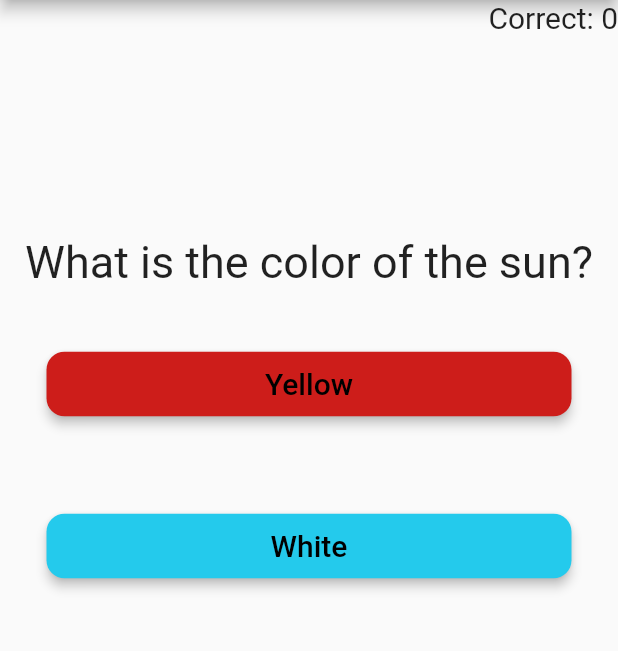
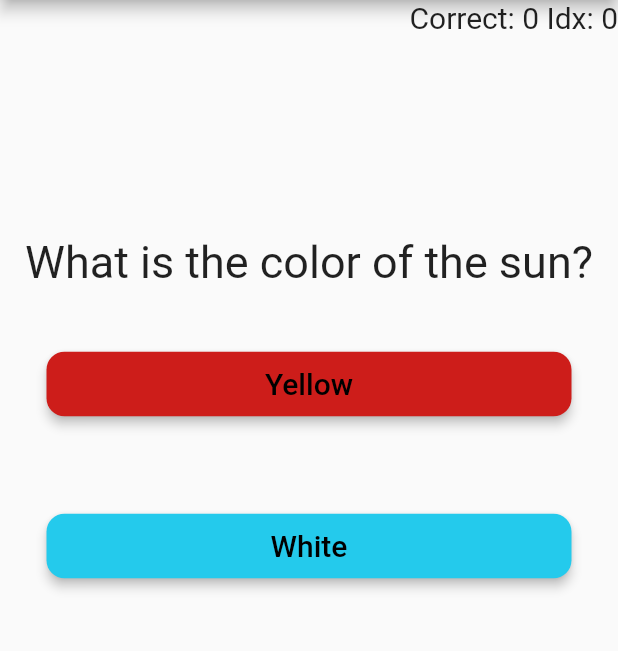
Before and after one commit to adrian-szwejk/quiz_app, a Flutter app: the screen it shows after launch, on a phone screen of 412 x 824 dp, the part 84-735 px from its top. Run offline on Flutter 3.47's test engine with Material 2 defaults, Android fonts, the phone set to English and light mode, and no system bars.

Commit message:
got values to increment correct but issue w/ idx

```diff
--- a/lib/main.dart
+++ b/lib/main.dart
@@ -30,11 +30,11 @@ class HomePage extends StatefulWidget {
 class _HomePageState extends State<HomePage> {
   int _counter = 0;
   int q_index = 0;
-  final Map<String, String> questions_ = {
-    "What is the color of the sun": "2",
-    "How many feet are in a mile": "3",
-    "How many continents are there": "1",
-    "What is the name of the current US president": "4",
+  final Map<String, int> questions_ = {
+    "What is the color of the sun": 1,
+    "How many feet are in a mile": 2,
+    "How many continents are there": 0,
+    "What is the name of the current US president": 3,
   };
   final Map<int, Set<String>> answers_ = {
     0: {"Yellow", "White", "Orange", "Blue"},
@@ -50,8 +50,8 @@ class _HomePageState extends State<HomePage> {
     });
   }
 
-  bool _checkAnswer(String key) {
-    if (questions_.keys.elementAt(q_index) == key) {
+  bool _checkAnswer(int key) {
+    if (questions_.values.elementAt(q_index) == key) {
       return true;
     }
     return false;
@@ -71,7 +71,7 @@ class _HomePageState extends State<HomePage> {
             Align(
               alignment: Alignment.topRight,
               child: Text(
-                'Correct: ' + '$_counter',
+                'Correct: $_counter Idx: $q_index',
                 style: const TextStyle(
                   fontSize: 20.0,
                 ),
@@ -97,32 +97,32 @@ class _HomePageState extends State<HomePage> {
                       color: const Color.fromARGB(255, 205, 29, 26),
                       fontColor: Colors.black,
                       fontSize: 20.0,
-                      function: _checkAnswer("1") ? _incrementCounter : () {},
-                      key: "1",
+                      function: _checkAnswer(0) ? _incrementCounter : () {},
+                      key: "0",
                     ),
                     buildButton(
                       text: answers_.values.elementAt(0).elementAt(1),
                       color: const Color.fromARGB(255, 36, 202, 236),
                       fontColor: Colors.black,
                       fontSize: 20.0,
-                      function: _checkAnswer("2") ? _incrementCounter : () {},
-                      key: "2",
+                      function: _checkAnswer(1) ? _incrementCounter : () {},
+                      key: "1",
                     ),
                     buildButton(
                       text: answers_.values.elementAt(0).elementAt(2),
                       color: const Color.fromARGB(255, 225, 62, 193),
                       fontColor: Colors.black,
                       fontSize: 20.0,
-                      function: _checkAnswer("3") ? _incrementCounter : () {},
-                      key: "3",
+                      function: _checkAnswer(2) ? _incrementCounter : () {},
+                      key: "2",
                     ),
                     buildButton(
                       text: answers_.values.elementAt(0).elementAt(3),
                       color: const Color.fromARGB(255, 140, 242, 15),
                       fontColor: Colors.black,
                       fontSize: 20.0,
-                      function: _checkAnswer("4") ? _incrementCounter : () {},
-                      key: "4",
+                      function: _checkAnswer(3) ? _incrementCounter : () {},
+                      key: "3",
                     ),
                   ],
                 ),
```
